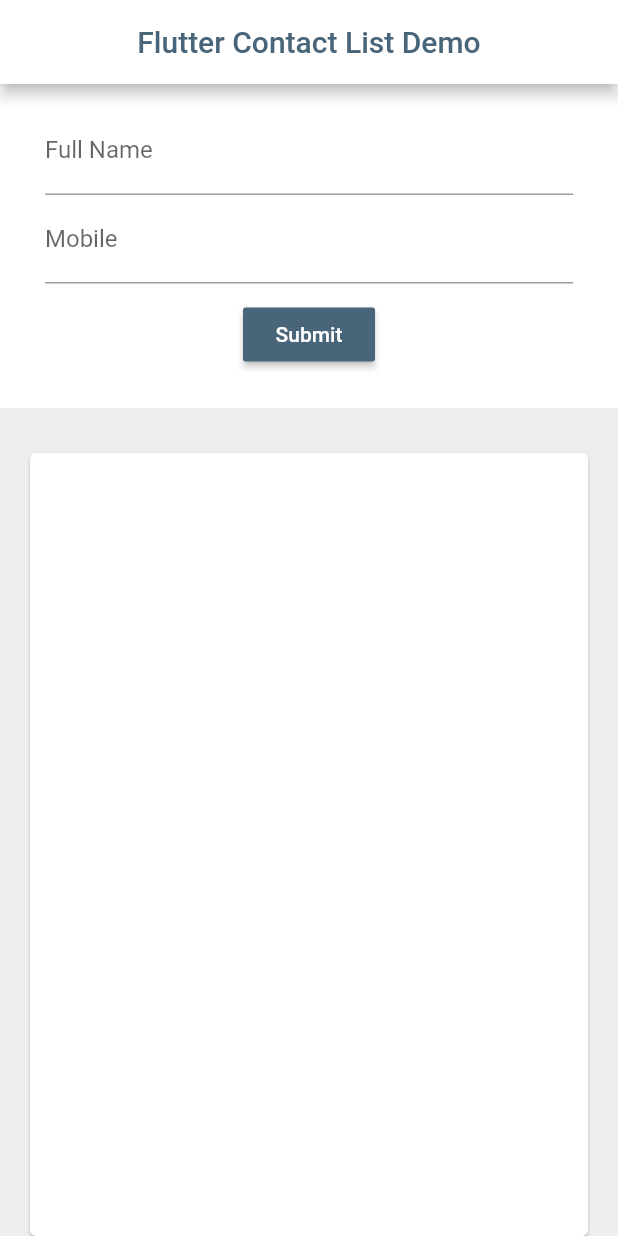
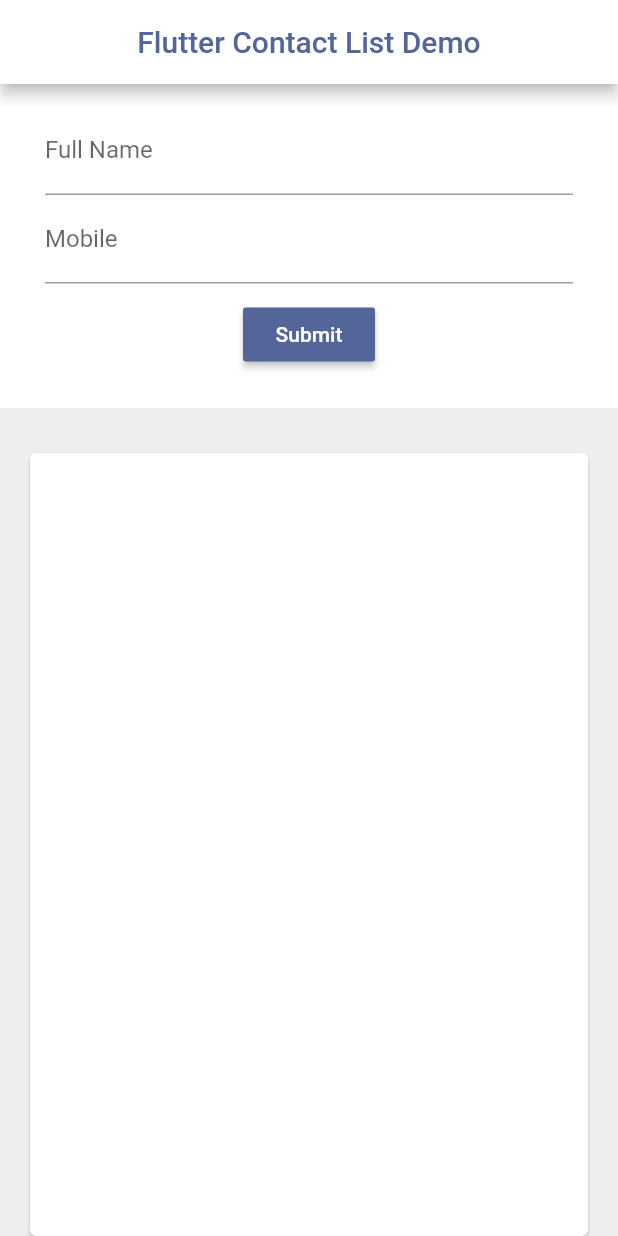
Before and after one commit to gwyne254/fluttercontactlist, a Flutter app: the screen it shows after launch, on a phone screen of 412 x 824 dp. Run offline on Flutter 3.47's test engine with Material 2 defaults, Android fonts, the phone set to English and light mode, and no system bars; our stand-ins replace sqflite; accounts and stored records are empty.

Commit message:
DB intergration Done

```diff
--- a/lib/main.dart
+++ b/lib/main.dart
@@ -5,7 +5,7 @@
   runApp(MyApp());
 }
 
-const darkBlueColor = Color(0xff486579);
+const darkBlueColor = Color(0xff536599);
 
 class MyApp extends StatelessWidget {
   // This widget is the root of your application.
```
Also changed, not shown: 3 other files.
